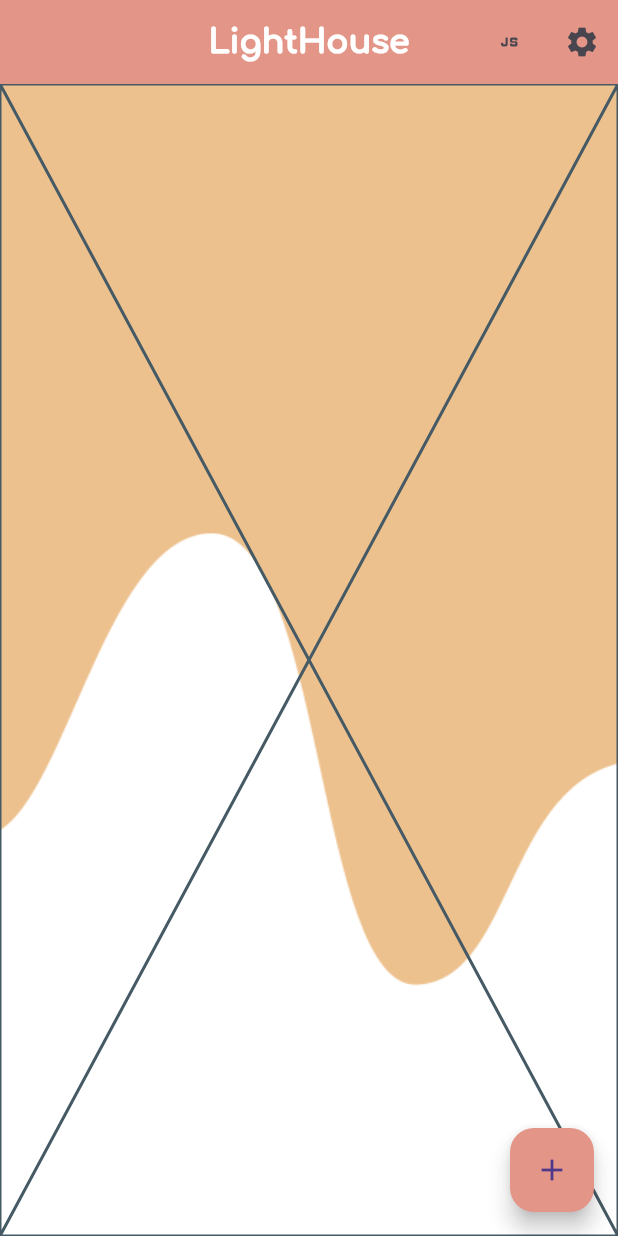
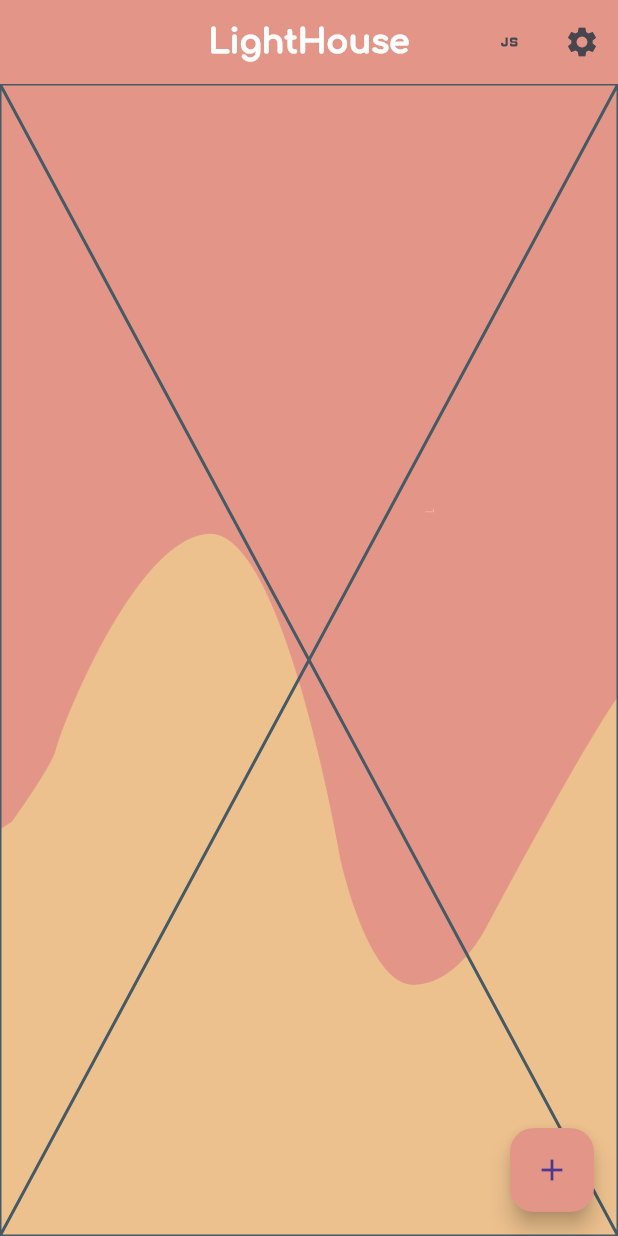
Before and after one commit to faletto/lh-flutter-prototype, a Flutter app: the screen it shows after launch, on a phone screen of 412 x 824 dp. Run offline on Flutter 3.47's test engine with Material 3 defaults, Android fonts, the phone set to English and light mode, and no system bars.

Commit message:
added some more stuff

```diff
--- a/lib/filemgr.dart
+++ b/lib/filemgr.dart
@@ -7,7 +7,6 @@ import "package:path_provider/path_provider.dart";
 
 final Map<String, String> configData = {};
 late String configFolder;
-String activeConfig = "";
 
 Future<void> initConfig() async {
 
--- a/lib/layouts.dart
+++ b/lib/layouts.dart
@@ -107,3 +107,5 @@
   "coolerTestJson" : coolerTestJson,
   "barebonesNRG" : barebonesNRG,
 };
+
+// TODO: Add icon bindings
--- a/lib/pages/data_entry.dart
+++ b/lib/pages/data_entry.dart
@@ -7,10 +7,12 @@ import "package:lighthouse_prototype/layouts.dart";
 import "package:lighthouse_prototype/pages/entry_widgets.dart";
 
 class DataEntry extends StatelessWidget {
+
   const DataEntry({super.key});
   static final Map<String, String> exportData = {};
   @override
   Widget build(BuildContext context) {
+    final String activeConfig = (ModalRoute.of(context)?.settings.arguments as String?)!;
     final layoutJSON = layoutMap.containsKey(activeConfig) ? layoutMap[activeConfig]! : Map();
     final widgetList = (layoutJSON["widgets"] as List).map((widgetData) {
       final title = widgetData["title"];
--- a/lib/pages/home.dart
+++ b/lib/pages/home.dart
@@ -38,7 +38,7 @@ class HomePage extends StatelessWidget {
         width: screenWidth,
         height: screenHeight,
         decoration: BoxDecoration(
-          image: DecorationImage(image: AssetImage("assets/images/Background.png"), colorFilter: ColorFilter.mode(Constants().pastelYellow, BlendMode.color),
+          image: DecorationImage(image: AssetImage("assets/images/background-hires.png"),
           fit: BoxFit.cover)
         ),
         child: const Placeholder()
@@ -49,8 +49,7 @@ class HomePage extends StatelessWidget {
       child: PopupMenuButton(
         icon: Icon(Icons.add),
         onSelected:(value) {
-          activeConfig = value;
-          Navigator.pushNamed(context, "/entry");
+          Navigator.pushNamed(context, "/entry", arguments:value);
         },
         itemBuilder: (BuildContext context) {
           final enabledLayouts = configData["enabledLayouts"]!.split(",");
--- a/pubspec.yaml
+++ b/pubspec.yaml
@@ -62,6 +62,7 @@ flutter:
   # To add assets to your application, add an assets section, like this:
   assets:
     - assets/images/Background.png
+    - assets/images/background-hires.png
   #   - images/a_dot_burr.jpeg
   #   - images/a_dot_ham.jpeg
 
```
Also changed, not shown: assets/images/background-hires.png (added), svg/background.svg, 1 other file.
